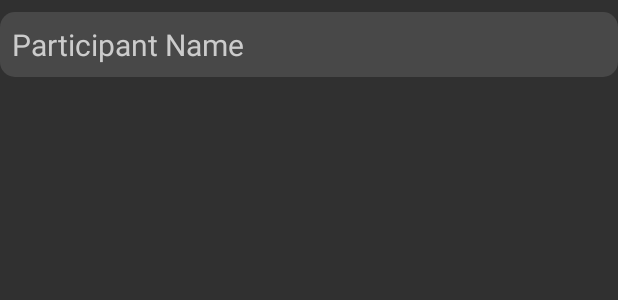
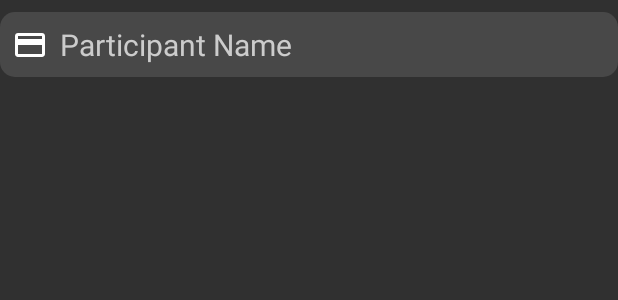
Before and after one commit to AplusKminus/ispork, an Android app: the layout list_item_participant.xml on its own in the app's theme, with its tools: preview values and no code run, on a phone screen of 412 x 824 dp. Shown: the top 300 px of the screen. Run offline under Robolectric (Android 15) with nearby library versions, the phone set to English and light mode, and no system bars.

Commit message:
#16 Add icons to Participants in participant only list views
Removed inner ViewHolder class from ParticipantViewAdapter.

```diff
--- /dev/null
+++ b/app/src/main/res/drawable/ic_account_white_24dp.xml
@@ -0,0 +1,9 @@
+<vector xmlns:android="http://schemas.android.com/apk/res/android"
+  android:width="24dp"
+  android:height="24dp"
+  android:viewportWidth="24.0"
+  android:viewportHeight="24.0">
+  <path
+    android:fillColor="#FFFFFFFF"
+    android:pathData="M20,4L4,4c-1.11,0 -1.99,0.89 -1.99,2L2,18c0,1.11 0.89,2 2,2h16c1.11,0 2,-0.89 2,-2L22,6c0,-1.11 -0.89,-2 -2,-2zM20,18L4,18v-6h16v6zM20,8L4,8L4,6h16v2z" />
+</vector>
--- a/app/src/main/res/layout/list_item_participant.xml
+++ b/app/src/main/res/layout/list_item_participant.xml
@@ -11,20 +11,31 @@
     android:layout_width="match_parent"
     android:layout_height="wrap_content">
 
+    <ImageView
+      android:id="@+id/participant_list_item_participant_type_icon"
+      android:layout_width="wrap_content"
+      android:layout_height="wrap_content"
+      android:layout_marginStart="8dp"
+      app:layout_constraintBottom_toBottomOf="parent"
+      app:layout_constraintStart_toStartOf="parent"
+      app:layout_constraintTop_toTopOf="parent"
+      app:srcCompat="@drawable/ic_account_white_24dp"
+      tools:ignore="ContentDescription" />
+
     <TextView
       android:id="@+id/participant_list_item_name_label"
       android:layout_width="wrap_content"
       android:layout_height="wrap_content"
       android:layout_gravity="center_vertical"
-      android:layout_marginBottom="8dp"
-      android:layout_marginEnd="8dp"
       android:layout_marginStart="8dp"
       android:layout_marginTop="8dp"
+      android:layout_marginEnd="8dp"
+      android:layout_marginBottom="8dp"
       android:textSize="20sp"
       app:layout_constraintBottom_toBottomOf="parent"
       app:layout_constraintEnd_toStartOf="@+id/participant_list_item_amount_label"
       app:layout_constraintHorizontal_bias="0.0"
-      app:layout_constraintStart_toStartOf="parent"
+      app:layout_constraintStart_toEndOf="@+id/participant_list_item_participant_type_icon"
       app:layout_constraintTop_toTopOf="parent"
       tools:text="Participant Name" />
 
```
Also changed, not shown: app/src/main/kotlin/app/pmsoft/ispork/participant/ParticipantListViewHolder.kt (+13 -0 lines), app/src/main/kotlin/app/pmsoft/ispork/participant/ParticipantViewAdapter.kt (+4 -42 lines), app/src/main/res/drawable/ic_payee_white_24dp.xml (added, +9 -0 lines), app/src/main/res/drawable/ic_person_white_24dp.xml (added, +9 -0 lines).
